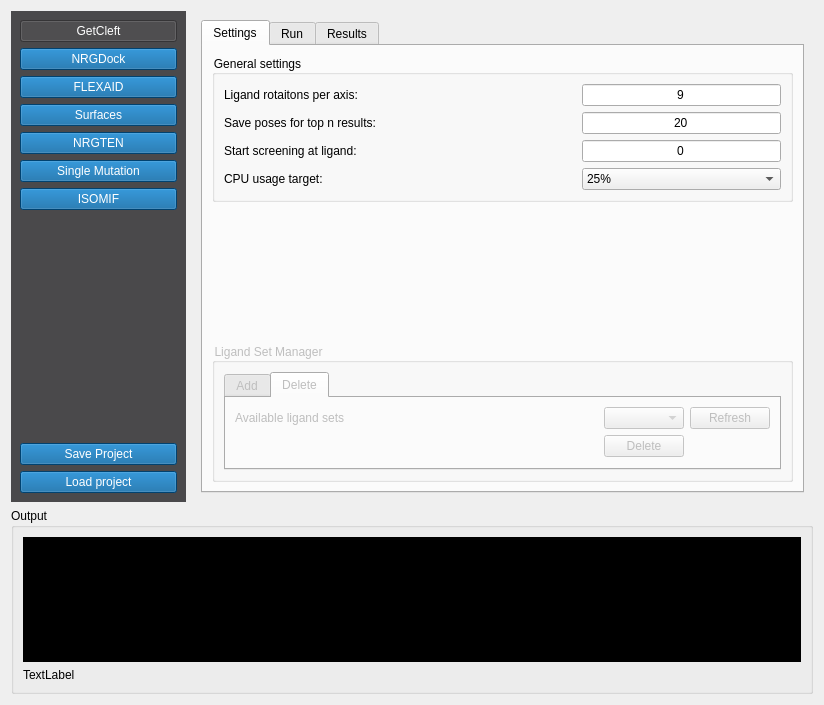
This is nrgdock_widget.ui in ThomasDesc/NRG_plugin as Qt 5 draws it before an edit. The edited form follows.
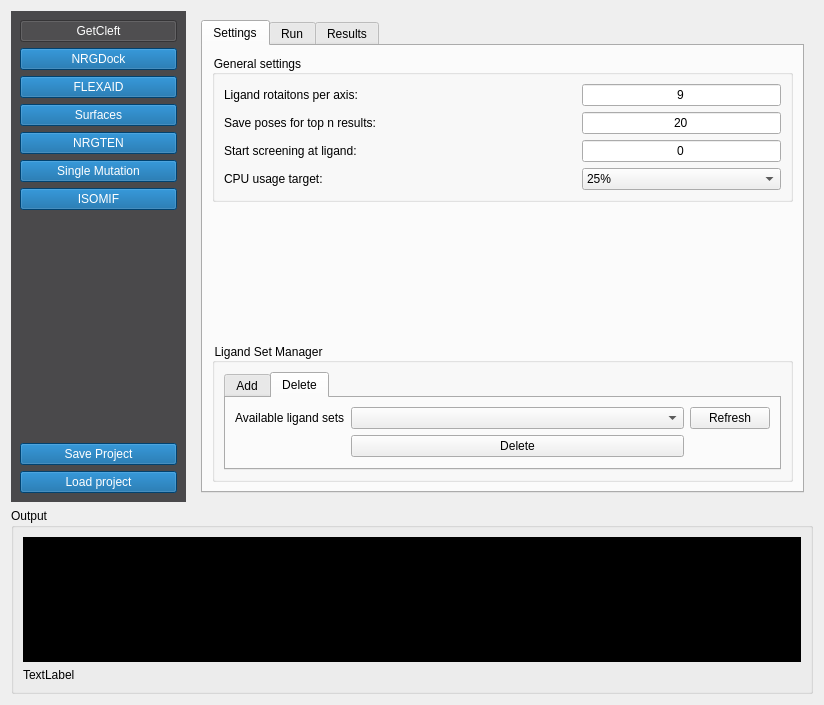
This is the edited form. The open tabs and pages were chosen to show the change.

Commit message: add nrgdock ligand set manager

Diff of the .ui file:
```diff
--- a/nrgdock_widget.ui
+++ b/nrgdock_widget.ui
@@ -859,7 +859,7 @@
               <item>
                <widget class="QGroupBox" name="groupBox_50">
                 <property name="enabled">
-                 <bool>false</bool>
+                 <bool>true</bool>
                 </property>
                 <property name="title">
                  <string>Ligand Set Manager</string>
@@ -867,6 +867,9 @@
                 <layout class="QVBoxLayout" name="verticalLayout_7">
                  <item>
                   <widget class="QTabWidget" name="tabWidget">
+                   <property name="enabled">
+                    <bool>true</bool>
+                   </property>
                    <property name="currentIndex">
                     <number>1</number>
                    </property>
@@ -906,20 +909,6 @@
                      <string>Delete</string>
                     </attribute>
                     <layout class="QGridLayout" name="gridLayout_6">
-                     <item row="0" column="3">
-                      <widget class="QPushButton" name="nrgdock_delete_ligand_set_refresh">
-                       <property name="text">
-                        <string>Refresh</string>
-                       </property>
-                      </widget>
-                     </item>
-                     <item row="1" column="2">
-                      <widget class="QPushButton" name="nrgdock_ligand_set_delete">
-                       <property name="text">
-                        <string>Delete</string>
-                       </property>
-                      </widget>
-                     </item>
                      <item row="0" column="0">
                       <widget class="QLabel" name="label_27">
                        <property name="text">
@@ -927,21 +916,29 @@
                        </property>
                       </widget>
                      </item>
-                     <item row="0" column="2">
-                      <widget class="QComboBox" name="nrgdock_delete_ligand_set_dropdown"/>
+                     <item row="1" column="1">
+                      <widget class="QPushButton" name="nrgdock_ligand_set_delete">
+                       <property name="text">
+                        <string>Delete</string>
+                       </property>
+                      </widget>
                      </item>
                      <item row="0" column="1">
-                      <spacer name="horizontalSpacer_4">
-                       <property name="orientation">
-                        <enum>Qt::Horizontal</enum>
+                      <widget class="QComboBox" name="nrgdock_delete_ligand_set_dropdown">
+                       <property name="sizePolicy">
+                        <sizepolicy hsizetype="Expanding" vsizetype="Fixed">
+                         <horstretch>0</horstretch>
+                         <verstretch>0</verstretch>
+                        </sizepolicy>
                        </property>
-                       <property name="sizeHint" stdset="0">
-                        <size>
-                         <width>40</width>
-                         <height>20</height>
-                        </size>
+                      </widget>
+                     </item>
+                     <item row="0" column="2">
+                      <widget class="QPushButton" name="nrgdock_delete_ligand_set_refresh">
+                       <property name="text">
+                        <string>Refresh</string>
                        </property>
-                      </spacer>
+                      </widget>
                      </item>
                     </layout>
                    </widget>
```
Left out of the diff: 5 changed lines with no effect on the pictures. The commit also changes 5 other files.
